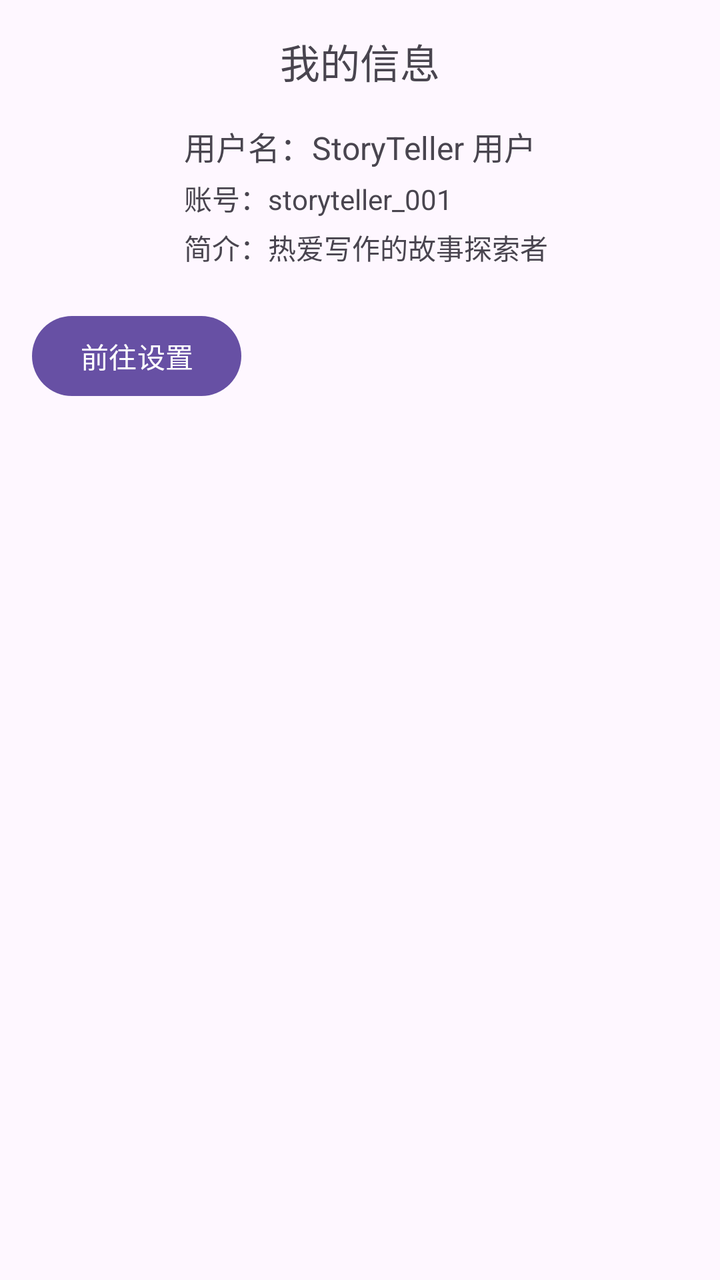
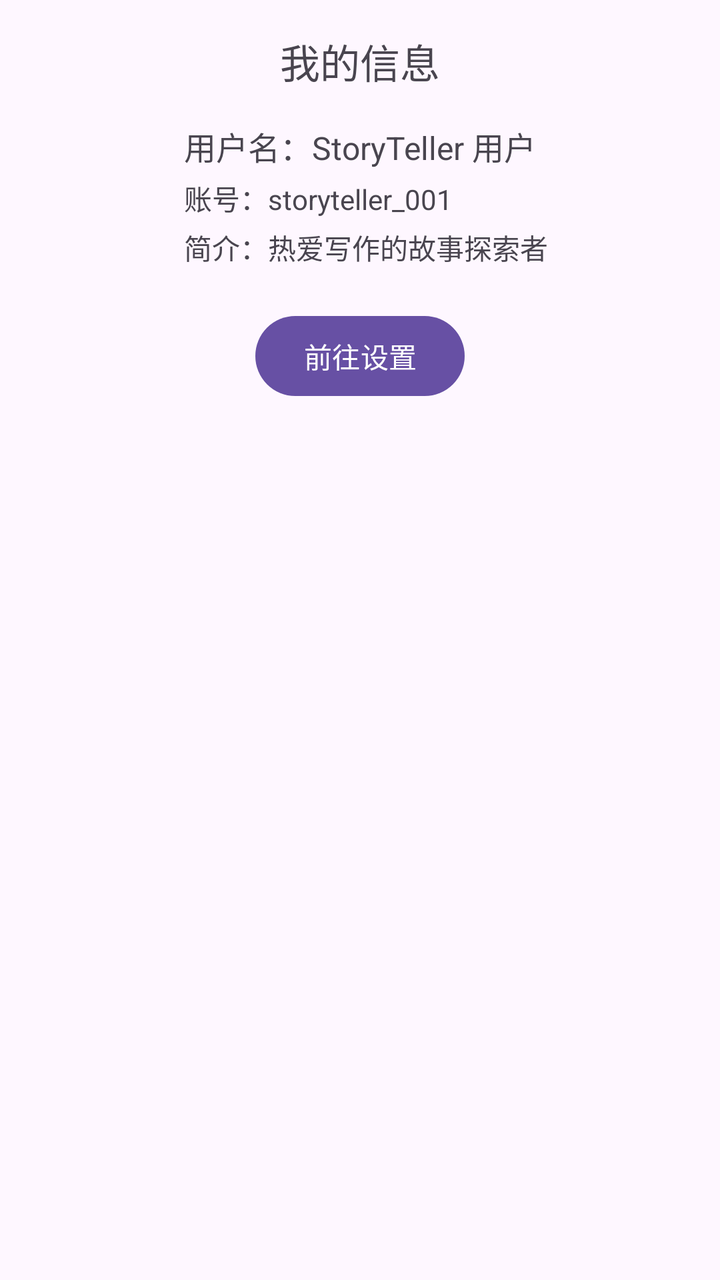

The first picture is an Android layout as it rendered before a commit; the second is the same layout after the commit. The layout source and the unified diff follow.
<!-- AndroidManifest.xml: application theme Theme.StoryTeller -->
<!-- res/layout/fragment_mine.xml -->
<?xml version="1.0" encoding="utf-8"?>
<LinearLayout xmlns:android="http://schemas.android.com/apk/res/android"
    android:layout_width="match_parent"
    android:layout_height="match_parent"
    android:orientation="vertical"
    android:padding="16dp">

    <TextView
        android:layout_width="match_parent"
        android:layout_height="wrap_content"
        android:gravity="center_horizontal"
        android:text="@string/title_mine"
        android:textSize="20sp" />

    <LinearLayout
        android:id="@+id/layout_profile"
        android:layout_width="match_parent"
        android:layout_height="wrap_content"
        android:layout_marginTop="16dp"
        android:gravity="center_vertical"
        android:orientation="horizontal">

        <ImageView
            android:id="@+id/img_avatar"
            android:layout_width="64dp"
            android:layout_height="64dp"
            android:contentDescription="@string/desc_avatar"
            android:src="@android:drawable/sym_def_app_icon" />

        <LinearLayout
            android:layout_width="0dp"
            android:layout_height="wrap_content"
            android:layout_marginStart="12dp"
            android:layout_weight="1"
            android:orientation="vertical">

            <TextView
                android:id="@+id/tv_username"
                android:layout_width="wrap_content"
                android:layout_height="wrap_content"
                android:text="@string/mine_username"
                android:textSize="16sp" />

            <TextView
                android:id="@+id/tv_user_id"
                android:layout_width="wrap_content"
                android:layout_height="wrap_content"
                android:layout_marginTop="4dp"
                android:text="@string/mine_user_id"
                android:textSize="14sp" />

            <TextView
                android:id="@+id/tv_user_bio"
                android:layout_width="wrap_content"
                android:layout_height="wrap_content"
                android:layout_marginTop="4dp"
                android:text="@string/mine_user_bio"
                android:textSize="14sp" />
        </LinearLayout>
    </LinearLayout>

    <Button
        android:id="@+id/btn_settings"
        android:layout_width="wrap_content"
        android:layout_height="wrap_content"
        android:layout_marginTop="20dp"
        android:text="@string/action_settings" />

</LinearLayout>
<!-- resources referenced by this layout -->
<resources>
  <string name="action_settings">前往设置</string>
  <string name="desc_avatar">用户头像</string>
  <string name="mine_user_bio">简介：热爱写作的故事探索者</string>
  <string name="mine_user_id">账号：storyteller_001</string>
  <string name="mine_username">用户名：StoryTeller 用户</string>
  <string name="title_mine">我的信息</string>
  <style name="Theme.StoryTeller" parent="Base.Theme.StoryTeller" />
  <style name="Base.Theme.StoryTeller" parent="Theme.Material3.DayNight.NoActionBar">
          
          
      </style>
</resources>

<!-- the commit's change to res/layout/fragment_mine.xml (unified diff, before → after) -->
@@ -1,38 +1,50 @@
 <?xml version="1.0" encoding="utf-8"?>
-<LinearLayout xmlns:android="http://schemas.android.com/apk/res/android"
+<androidx.constraintlayout.widget.ConstraintLayout xmlns:android="http://schemas.android.com/apk/res/android"
+    xmlns:app="http://schemas.android.com/apk/res-auto"
     android:layout_width="match_parent"
     android:layout_height="match_parent"
-    android:orientation="vertical"
     android:padding="16dp">
 
     <TextView
-        android:layout_width="match_parent"
+        android:id="@+id/tv_mine_title"
+        android:layout_width="0dp"
         android:layout_height="wrap_content"
         android:gravity="center_horizontal"
         android:text="@string/title_mine"
-        android:textSize="20sp" />
+        android:textSize="20sp"
+        app:layout_constraintTop_toTopOf="parent"
+        app:layout_constraintStart_toStartOf="parent"
+        app:layout_constraintEnd_toEndOf="parent" />
 
-    <LinearLayout
+    <androidx.constraintlayout.widget.ConstraintLayout
         android:id="@+id/layout_profile"
-        android:layout_width="match_parent"
+        android:layout_width="0dp"
         android:layout_height="wrap_content"
         android:layout_marginTop="16dp"
-        android:gravity="center_vertical"
-        android:orientation="horizontal">
+        app:layout_constraintTop_toBottomOf="@id/tv_mine_title"
+        app:layout_constraintStart_toStartOf="parent"
+        app:layout_constraintEnd_toEndOf="parent">
 
         <ImageView
             android:id="@+id/img_avatar"
             android:layout_width="64dp"
             android:layout_height="64dp"
             android:contentDescription="@string/desc_avatar"
-            android:src="@android:drawable/sym_def_app_icon" />
+            android:src="@android:drawable/sym_def_app_icon"
+            app:layout_constraintTop_toTopOf="parent"
+            app:layout_constraintBottom_toBottomOf="parent"
+            app:layout_constraintStart_toStartOf="parent" />
 
         <LinearLayout
+            android:id="@+id/layout_user_info"
             android:layout_width="0dp"
             android:layout_height="wrap_content"
             android:layout_marginStart="12dp"
-            android:layout_weight="1"
-            android:orientation="vertical">
+            android:orientation="vertical"
+            app:layout_constraintTop_toTopOf="@id/img_avatar"
+            app:layout_constraintBottom_toBottomOf="@id/img_avatar"
+            app:layout_constraintStart_toEndOf="@id/img_avatar"
+            app:layout_constraintEnd_toEndOf="parent">
 
             <TextView
                 android:id="@+id/tv_username"
@@ -57,13 +69,16 @@
                 android:text="@string/mine_user_bio"
                 android:textSize="14sp" />
         </LinearLayout>
-    </LinearLayout>
+    </androidx.constraintlayout.widget.ConstraintLayout>
 
     <Button
         android:id="@+id/btn_settings"
         android:layout_width="wrap_content"
         android:layout_height="wrap_content"
         android:layout_marginTop="20dp"
-        android:text="@string/action_settings" />
+        android:text="@string/action_settings"
+        app:layout_constraintTop_toBottomOf="@id/layout_profile"
+        app:layout_constraintStart_toStartOf="parent"
+        app:layout_constraintEnd_toEndOf="parent" />
 
-</LinearLayout>
+</androidx.constraintlayout.widget.ConstraintLayout>
